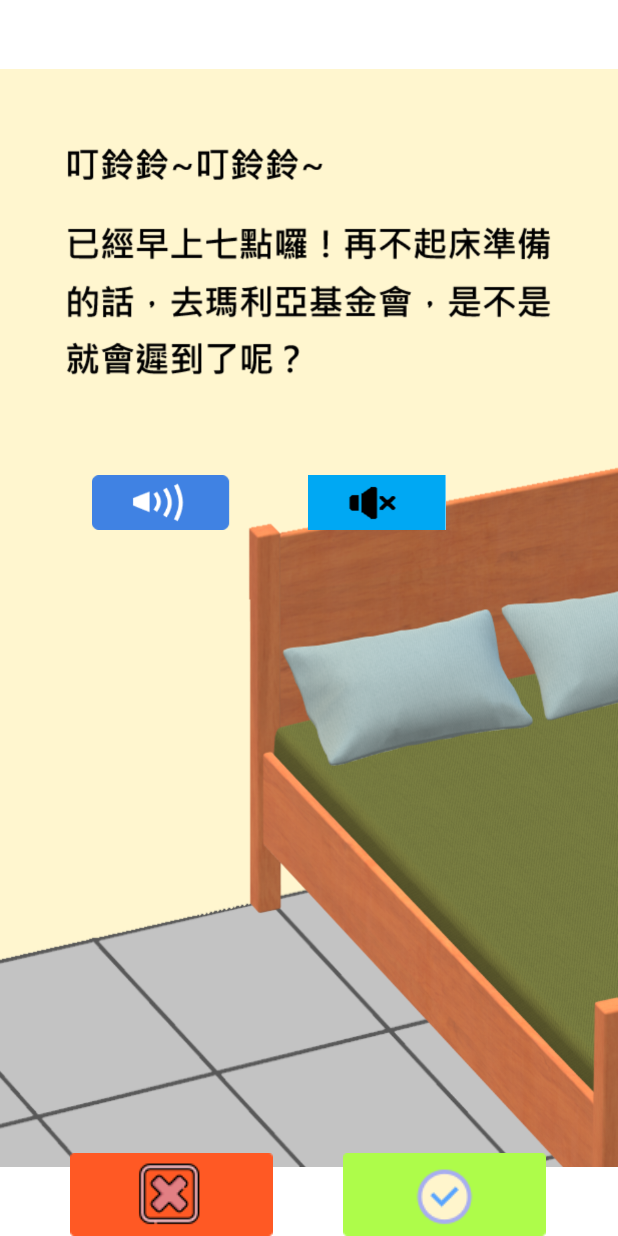
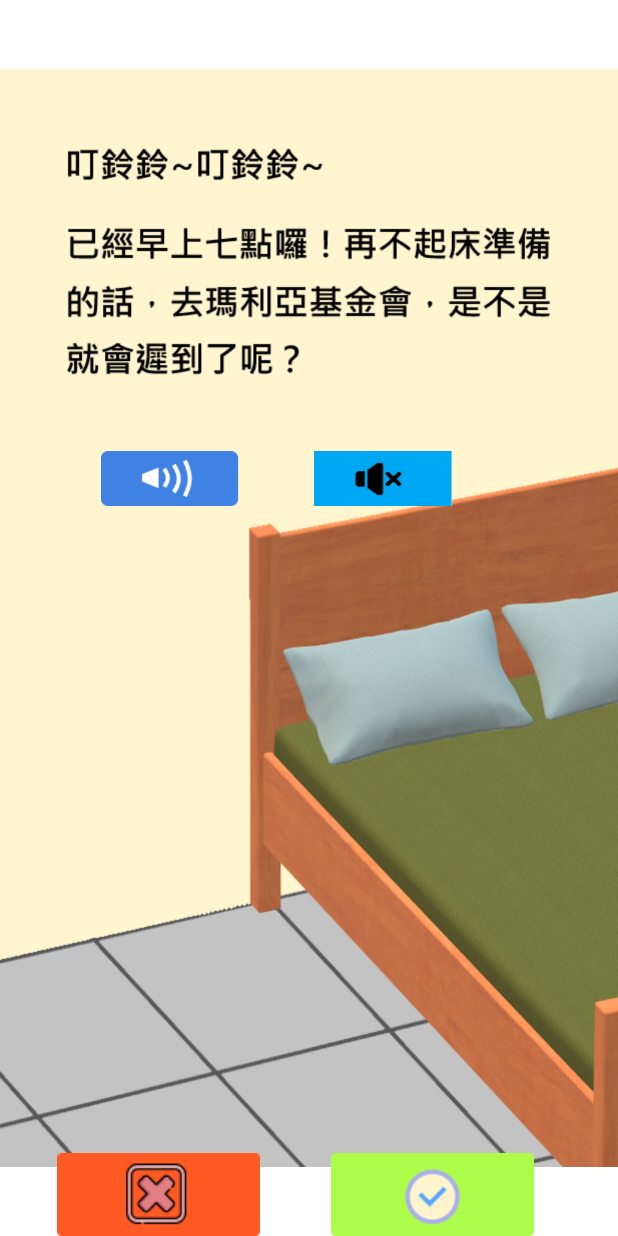
Before and after one commit to s1071492/Project0609, an Android app: the GamePage1 screen opened directly, with no data from a screen before it, on a phone screen of 412 x 824 dp. Run offline under Robolectric (Android 15) with nearby library versions, the light colour scheme and no system bars; 1 statement that could not run was skipped.

Commit message:
0923音檔更新

```diff
--- a/app/src/main/res/layout/activity_game_page1.xml
+++ b/app/src/main/res/layout/activity_game_page1.xml
@@ -15,7 +15,7 @@
         app:layout_constraintEnd_toEndOf="parent"
         app:layout_constraintHorizontal_bias="1.0"
         app:layout_constraintStart_toStartOf="parent"
-        app:layout_constraintTop_toTopOf="parent"
+        app:layout_constraintTop_toTopOf="@+id/guideline2"
         app:layout_constraintVertical_bias="1.0"
         app:srcCompat="@drawable/gamepage1" />
 
@@ -23,24 +23,24 @@
         android:id="@+id/imgplay2"
         android:layout_width="92dp"
         android:layout_height="54dp"
-        android:layout_marginTop="308dp"
+        android:layout_marginTop="292dp"
         android:onClick="StartPlay"
         app:layout_constraintEnd_toEndOf="parent"
-        app:layout_constraintHorizontal_bias="0.642"
+        app:layout_constraintHorizontal_bias="0.655"
         app:layout_constraintStart_toStartOf="parent"
-        app:layout_constraintTop_toTopOf="parent"
+        app:layout_constraintTop_toTopOf="@+id/guideline2"
         app:srcCompat="@drawable/nosound" />
 
     <ImageView
         android:id="@+id/imgplay1"
         android:layout_width="92dp"
         android:layout_height="54dp"
-        android:layout_marginTop="308dp"
+        android:layout_marginTop="292dp"
         android:onClick="StartPlay"
         app:layout_constraintEnd_toEndOf="parent"
-        app:layout_constraintHorizontal_bias="0.191"
+        app:layout_constraintHorizontal_bias="0.21"
         app:layout_constraintStart_toStartOf="parent"
-        app:layout_constraintTop_toTopOf="parent"
+        app:layout_constraintTop_toTopOf="@+id/guideline2"
         app:srcCompat="@drawable/play" />
 
     <ImageView
@@ -49,19 +49,35 @@
         android:layout_height="wrap_content"
         app:layout_constraintBottom_toBottomOf="parent"
         app:layout_constraintEnd_toStartOf="@+id/btnYes"
+        app:layout_constraintHorizontal_bias="0.446"
         app:layout_constraintStart_toStartOf="parent"
-        app:layout_constraintVertical_bias="0.3"
+        app:layout_constraintTop_toTopOf="@+id/guideline2"
+        app:layout_constraintVertical_bias="1.0"
         app:srcCompat="@drawable/no" />
 
     <ImageView
         android:id="@+id/btnYes"
         android:layout_width="wrap_content"
         android:layout_height="wrap_content"
-        android:layout_marginEnd="48dp"
+        android:layout_marginEnd="56dp"
         app:layout_constraintBottom_toBottomOf="parent"
         app:layout_constraintEnd_toEndOf="parent"
-        app:layout_constraintVertical_bias="0.3"
+        app:layout_constraintTop_toTopOf="@+id/guideline2"
+        app:layout_constraintVertical_bias="1.0"
         app:srcCompat="@drawable/yes" />
+
+    <androidx.constraintlayout.widget.Barrier
+        android:id="@+id/barrier2"
+        android:layout_width="wrap_content"
+        android:layout_height="wrap_content"
+        app:barrierDirection="top" />
+
+    <androidx.constraintlayout.widget.Guideline
+        android:id="@+id/guideline2"
+        android:layout_width="wrap_content"
+        android:layout_height="wrap_content"
+        android:orientation="horizontal"
+        app:layout_constraintGuide_begin="0dp" />
 
 
 </androidx.constraintlayout.widget.ConstraintLayout>
--- a/app/src/main/res/layout/activity_main.xml
+++ b/app/src/main/res/layout/activity_main.xml
@@ -23,7 +23,7 @@
         android:id="@+id/imgStart"
         android:layout_width="191dp"
         android:layout_height="64dp"
-        android:layout_marginTop="480dp"
+        android:layout_marginTop="508dp"
         app:layout_constraintEnd_toEndOf="parent"
         app:layout_constraintStart_toStartOf="parent"
         app:layout_constraintTop_toTopOf="parent"
@@ -33,7 +33,7 @@
         android:id="@+id/imgExit"
         android:layout_width="191dp"
         android:layout_height="64dp"
-        android:layout_marginTop="16dp"
+        android:layout_marginTop="48dp"
         app:layout_constraintEnd_toEndOf="parent"
         app:layout_constraintStart_toStartOf="parent"
         app:layout_constraintTop_toBottomOf="@+id/imgStart"
@@ -44,7 +44,7 @@
         android:layout_width="wrap_content"
         android:layout_height="wrap_content"
         android:layout_marginStart="156dp"
-        android:layout_marginTop="416dp"
+        android:layout_marginTop="440dp"
         android:text="故事二"
         app:layout_constraintStart_toStartOf="parent"
         app:layout_constraintTop_toTopOf="parent" />
```
Also changed, not shown: app/src/main/res/layout/activity_game_page2.xml (+18 -11 lines).
